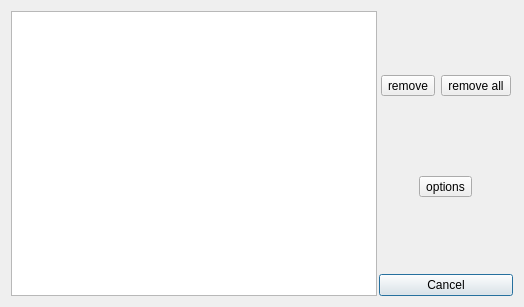
Above: FalconCalcQt/HistoryDialog.ui from solyoma/FalconCalc before the change. Below: the same form after it.
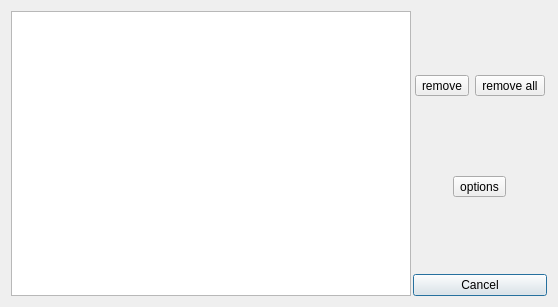
That is the form after the change. Icons and pictures are not drawn.

The edit to the form file:
```diff
--- a/FalconCalcQt/HistoryDialog.ui
+++ b/FalconCalcQt/HistoryDialog.ui
@@ -6,7 +6,7 @@
    <rect>
     <x>0</x>
     <y>0</y>
-    <width>524</width>
+    <width>558</width>
     <height>307</height>
    </rect>
   </property>
```
